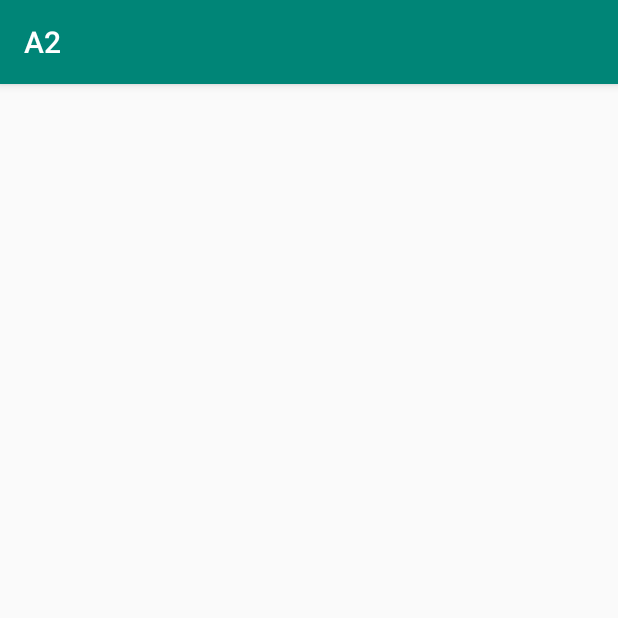
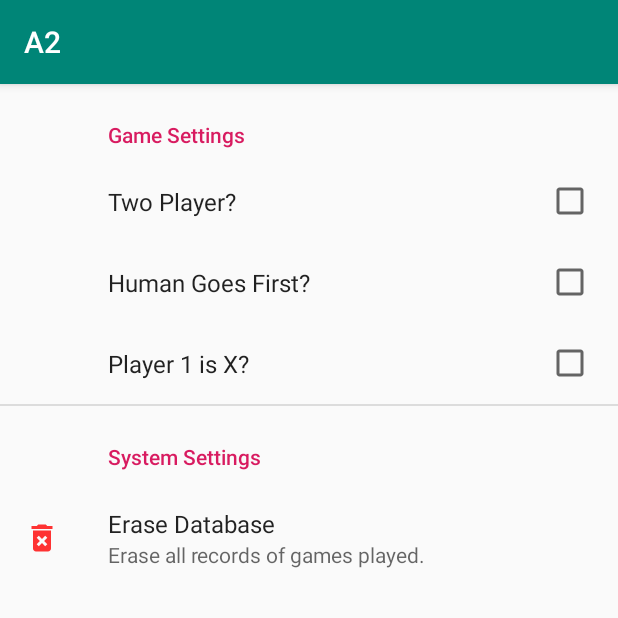
Before and after one commit to nicwenzel26/TicTacToe, an Android app: the screen it shows after launch (MainActivity), in the options menu, after a tap on "PREFERENCES", on a phone screen of 412 x 824 dp, the top half of it. Run offline under Robolectric (Android 15) with nearby library versions, the phone set to English and light mode, and no system bars; our stand-ins replace androidx.preference.

Commit message:
Added preferences XML and some functionality

```diff
--- a/A2/app/build.gradle
+++ b/A2/app/build.gradle
@@ -33,6 +33,7 @@ dependencies {
     implementation 'androidx.constraintlayout:constraintlayout:1.1.3'
     implementation 'androidx.recyclerview:recyclerview:1.1.0'
     implementation 'androidx.room:room-runtime:2.2.3'
+    implementation 'androidx.preference:preference:1.1.0'
     kapt 'androidx.room:room-compiler:2.2.3'
 
     testImplementation 'junit:junit:4.12'
--- a/A2/app/src/main/java/com/csci448/a2/ui/GameScreenFragment.kt
+++ b/A2/app/src/main/java/com/csci448/a2/ui/GameScreenFragment.kt
@@ -2,6 +2,7 @@ package com.csci448.a2.ui
 
 import android.content.Context
 import android.os.Bundle
+import android.util.Log
 import android.view.LayoutInflater
 import android.view.View
 import android.view.ViewGroup
@@ -11,19 +12,25 @@ import android.widget.TextView
 import android.widget.Toast
 import androidx.fragment.app.Fragment
 import androidx.lifecycle.ViewModelProvider
+import androidx.preference.PreferenceManager
+import androidx.preference.SwitchPreferenceCompat
 import com.csci448.a2.R
 import com.csci448.a2.data.GridSpace
 import com.csci448.a2.data.HistoryData
 
+private const val logTag = "448.GSF"
+
 class GameScreenFragment:Fragment() {
-
+    /*
+   LATEINITS ********************************************************************************
+    */
     private lateinit var newGameButton: Button
     private lateinit var playerTurnTextView: TextView
     private lateinit var playerWinTextView: TextView
     private lateinit var returnButton: Button
     private lateinit var historyViewModel: HistoryViewModel
 
-
+    //There is probably a better way to do this but I couldn't thing of anything but buttons
     private lateinit var button_11 : ImageButton
     private lateinit var button_12 : ImageButton
     private lateinit var button_13 : ImageButton
@@ -44,30 +51,55 @@ class GameScreenFragment:Fragment() {
     private lateinit var grid_32: GridSpace
     private lateinit var grid_33: GridSpace
 
+    /*
+    VARIABLE INIT ******************************************************************************
+     */
     private var listOfGridSpace = mutableListOf<GridSpace>()
-
     private var numOfPlayers = 2
     private var playerTurn = 1
 
+
+    //Interface for managing the transition between fragments. Behavior determined by MainActivity
     interface CallBacks {
         fun resetGame()
         fun returnGame()
     }
 
+    //Initially setting callbacks to null
     private var callBacks: CallBacks? = null
 
+    //OnAttach overridden to set callbacks as the current context
     override fun onAttach(context: Context) {
+        Log.d(logTag, "onAttach() called")
         callBacks = context as CallBacks?
         super.onAttach(context)
     }
 
+    //OnDetach overridden to reset callbacks back to null
     override fun onDetach() {
         callBacks = null
         super.onDetach()
     }
 
+    //Setting view models and variables
     override fun onCreate(savedInstanceState: Bundle?) {
         super.onCreate(savedInstanceState)
+
+        //Retrieving the shared preferences
+        val sharedPreferences = PreferenceManager.getDefaultSharedPreferences(context)
+        //Checking to see if user wants two players
+        val twoPlayer = sharedPreferences.getBoolean("numPlayers", false)
+        //Checking to see if the player wants player 1 to start
+        val playerOneFirst = sharedPreferences.getBoolean("humanStart", true)
+
+        //If the two player preference is checked set the number of players to 2 otherwise to 1
+        if(twoPlayer) numOfPlayers = 2
+        else numOfPlayers = 1
+
+        //If the player one first preference is checked se the current player turn accordingly
+        if(playerOneFirst) playerTurn = 1
+        else playerTurn = 2
+
 
         val factory = HistoryViewModelFactory(requireContext())
         historyViewModel = ViewModelProvider(this, factory).get(HistoryViewModel::class.java)
--- a/A2/app/src/main/java/com/csci448/a2/ui/PrefScreenFragment.kt
+++ b/A2/app/src/main/java/com/csci448/a2/ui/PrefScreenFragment.kt
@@ -1,20 +1,18 @@
 package com.csci448.a2.ui
 
 import android.os.Bundle
-import android.view.LayoutInflater
-import android.view.View
-import android.view.ViewGroup
-import androidx.fragment.app.Fragment
+import androidx.preference.PreferenceFragmentCompat
+import androidx.preference.SwitchPreferenceCompat
 import com.csci448.a2.R
 
-class PrefScreenFragment:Fragment() {
+class PrefScreenFragment: PreferenceFragmentCompat() {
 
-    override fun onCreateView(
-        inflater: LayoutInflater,
-        container: ViewGroup?,
-        savedInstanceState: Bundle?
-    ): View? {
-        val view = inflater.inflate(R.layout.pref_screen_fragment, container,false)
-        return view
+
+    override fun onCreatePreferences(savedInstanceState: Bundle?, rootKey: String?) {
+        setPreferencesFromResource(R.xml.pref, rootKey)
+
     }
+
+
+
 }
--- /dev/null
+++ b/A2/app/src/main/res/drawable-anydpi/ic_delete.xml
@@ -0,0 +1,11 @@
+<vector xmlns:android="http://schemas.android.com/apk/res/android"
+    android:width="24dp"
+    android:height="24dp"
+    android:viewportWidth="24"
+    android:viewportHeight="24"
+    android:tint="@color/red"
+    android:alpha="0.8">
+    <path
+        android:fillColor="#FF000000"
+        android:pathData="M6,19c0,1.1 0.9,2 2,2h8c1.1,0 2,-0.9 2,-2L18,7L6,7v12zM8.46,11.88l1.41,-1.41L12,12.59l2.12,-2.12 1.41,1.41L13.41,14l2.12,2.12 -1.41,1.41L12,15.41l-2.12,2.12 -1.41,-1.41L10.59,14l-2.13,-2.12zM15.5,4l-1,-1h-5l-1,1L5,4v2h14L19,4z"/>
+</vector>
--- a/A2/app/src/main/res/layout/pref_screen_fragment.xml
+++ /dev/null
@@ -1,6 +0,0 @@
-<?xml version="1.0" encoding="utf-8"?>
-<LinearLayout xmlns:android="http://schemas.android.com/apk/res/android"
-    android:orientation="vertical" android:layout_width="match_parent"
-    android:layout_height="match_parent">
-
-</LinearLayout>
--- a/A2/app/src/main/res/values/colors.xml
+++ b/A2/app/src/main/res/values/colors.xml
@@ -7,4 +7,5 @@
     <color name="white">#FFFF</color>
     <color name="black">#000</color>
     <color name="grey">#94999e</color>
+    <color name="red">#ff00</color>
 </resources>
--- a/A2/app/src/main/res/values/strings.xml
+++ b/A2/app/src/main/res/values/strings.xml
@@ -17,4 +17,14 @@
     <string name="winner">Winner</string>
     <string name="loser">Loser</string>
     <string name="tie">Tie</string>
+
+    <string name="game_settings">Game Settings</string>
+    <string name="num_humans">Number of Human Players</string>
+    <string name="human_goes_first">Human Goes First</string>
+    <string name="player_1_symbol">Player 1 Symbol</string>
+    <string name="system_settings">System Settings</string>
+    <string name="clear_data">Clear Database</string>
+    <string name="erease">Erase all records of games played.</string>
+    <string name="one">1</string>
+    <string name="two">2</string>
 </resources>
--- /dev/null
+++ b/A2/app/src/main/res/xml/pref.xml
@@ -0,0 +1,38 @@
+<?xml version="1.0" encoding="utf-8"?>
+<PreferenceScreen
+    xmlns:android="http://schemas.android.com/apk/res/android"
+    xmlns:app="http://schemas.android.com/apk/res-auto">
+
+    <PreferenceCategory
+        app:key="game category"
+        app:title="Game Settings">
+
+        <CheckBoxPreference
+            app:key="numPlayers"
+            android:title="Two Player?"
+            />
+
+
+        <CheckBoxPreference
+            app:key="humanStart"
+            app:title="Human Goes First?"/>
+
+        <CheckBoxPreference
+            app:key="player_symb"
+            app:title="Player 1 is X?"/>
+
+    </PreferenceCategory>
+
+    <PreferenceCategory
+        app:key="sys setting"
+        app:title="System Settings">
+
+        <Preference
+            app:key="erase"
+            app:title="Erase Database"
+            app:summary="Erase all records of games played."
+            app:icon="@drawable/ic_delete"/>
+
+    </PreferenceCategory>
+
+</PreferenceScreen>
```
Also changed, not shown: A2/app/src/main/res/drawable-hdpi/ic_delete.png (added), A2/app/src/main/res/drawable-mdpi/ic_delete.png (added), A2/app/src/main/res/drawable-xhdpi/ic_delete.png (added), A2/app/src/main/res/drawable-xxhdpi/ic_delete.png (added).
